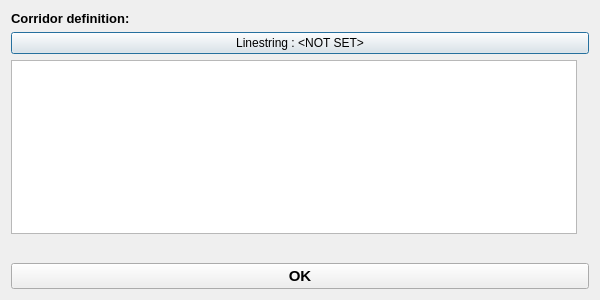
Qt form edr_plugin/gui/ui/query_trajectory.ui (MetOffice/qgis-plugin-edr) before a commit.
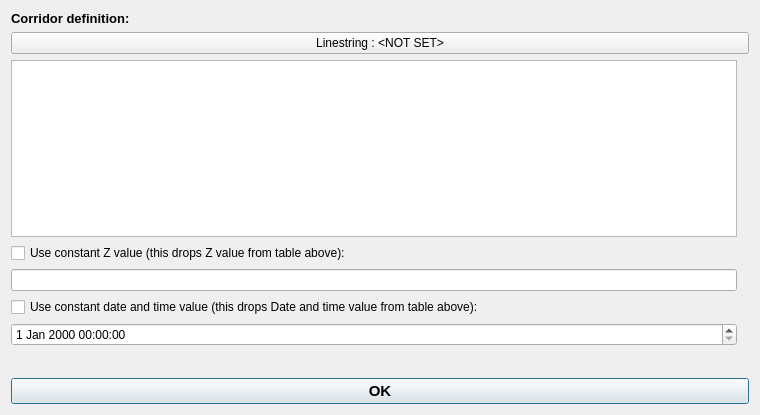
The same form after that commit. Custom widgets are drawn as their Qt base class.

Diff of the .ui file:
```diff
--- a/edr_plugin/gui/ui/query_trajectory.ui
+++ b/edr_plugin/gui/ui/query_trajectory.ui
@@ -9,8 +9,8 @@
    <rect>
     <x>0</x>
     <y>0</y>
-    <width>600</width>
-    <height>300</height>
+    <width>760</width>
+    <height>415</height>
    </rect>
   </property>
   <property name="windowTitle">
@@ -31,7 +31,38 @@
      </property>
     </widget>
    </item>
-   <item row="5" column="0" colspan="2">
+   <item row="11" column="0" colspan="3">
+    <widget class="QPushButton" name="ok_pb">
+     <property name="font">
+      <font>
+       <pointsize>11</pointsize>
+       <weight>75</weight>
+       <bold>true</bold>
+      </font>
+     </property>
+     <property name="text">
+      <string>OK</string>
+     </property>
+    </widget>
+   </item>
+   <item row="4" column="0">
+    <widget class="QTableWidget" name="linestring_tw"/>
+   </item>
+   <item row="2" column="0" colspan="3">
+    <widget class="QPushButton" name="line_select_pb">
+     <property name="text">
+      <string>Linestring : &lt;NOT SET&gt;</string>
+     </property>
+    </widget>
+   </item>
+   <item row="3" column="0" colspan="3">
+    <layout class="QGridLayout" name="gridLayout_2">
+     <property name="bottomMargin">
+      <number>0</number>
+     </property>
+    </layout>
+   </item>
+   <item row="10" column="0" colspan="2">
     <spacer name="verticalSpacer">
      <property name="orientation">
       <enum>Qt::Vertical</enum>
@@ -44,39 +75,35 @@
      </property>
     </spacer>
    </item>
-   <item row="2" column="0" colspan="3">
-    <widget class="QPushButton" name="line_select_pb">
+   <item row="7" column="0">
+    <widget class="QCheckBox" name="constant_datetime_cb">
      <property name="text">
-      <string>Linestring : &lt;NOT SET&gt;</string>
+      <string>Use constant date and time value (this drops Date and time value from table above):</string>
      </property>
     </widget>
    </item>
-   <item row="3" column="0" colspan="3">
-    <layout class="QGridLayout" name="gridLayout_2">
-     <property name="bottomMargin">
-      <number>0</number>
-     </property>
-    </layout>
+   <item row="8" column="0">
+    <widget class="QgsDateTimeEdit" name="constant_datetime_dte"/>
    </item>
-   <item row="6" column="0" colspan="3">
-    <widget class="QPushButton" name="ok_pb">
-     <property name="font">
-      <font>
-       <pointsize>11</pointsize>
-       <weight>75</weight>
-       <bold>true</bold>
-      </font>
-     </property>
+   <item row="5" column="0">
+    <widget class="QCheckBox" name="constant_z_cb">
      <property name="text">
-      <string>OK</string>
+      <string>Use constant Z value (this drops Z value from table above):</string>
      </property>
     </widget>
    </item>
-   <item row="4" column="0">
-    <widget class="QTableWidget" name="linestring_tw"/>
+   <item row="6" column="0">
+    <widget class="QLineEdit" name="constant_z_le"/>
    </item>
   </layout>
  </widget>
+ <customwidgets>
+  <customwidget>
+   <class>QgsDateTimeEdit</class>
+   <extends>QDateTimeEdit</extends>
+   <header>qgsdatetimeedit.h</header>
+  </customwidget>
+ </customwidgets>
  <tabstops>
   <tabstop>line_select_pb</tabstop>
   <tabstop>ok_pb</tabstop>
```
